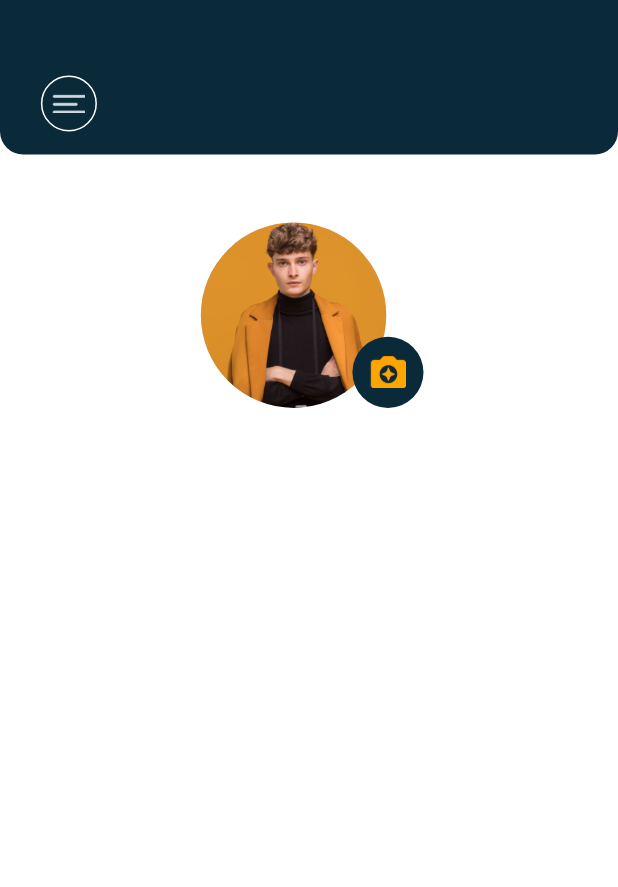
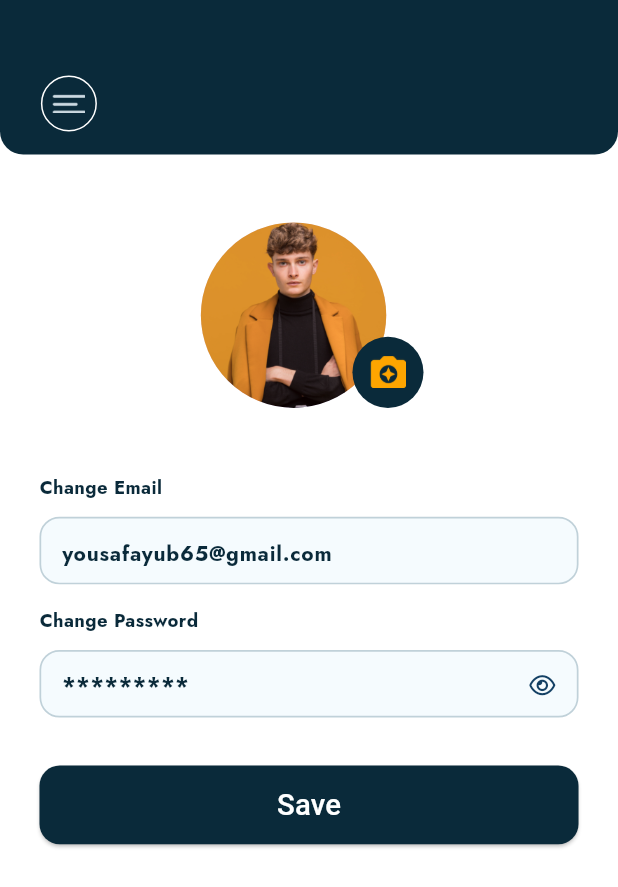
Before and after one commit to Shees-Ali1/Quandry, a Flutter app: the ProfileScreenMain screen opened directly, on a phone screen of 412 x 824 dp. Shown: the top 887 px of the screen. Run offline on Flutter 3.47's test engine with Material 3 defaults, Android fonts, the phone set to English and light mode, and no system bars; our stand-ins replace animated_notch_bottom_bar, flutter_screenutil, font_awesome_flutter, get, google_fonts, image_picker and 2 more.

Commit message:
calendar Screen and app bars 30-oct,

```diff
--- a/lib/const/colors.dart
+++ b/lib/const/colors.dart
@@ -2,16 +2,9 @@ import 'package:flutter/material.dart';
 class AppColors {
   static const redColor = Color.fromRGBO(217, 66, 71, 1);
   static const blueColor = Color.fromRGBO(10, 42, 58, 1);
+  static const bluegrey = Color.fromRGBO(10, 42, 58, 0.2);
   static const backgroundColor = Color.fromRGBO(255, 255, 255, 1);
   static const greenbutton = Color.fromRGBO(116, 178, 177, 1);
-
-
-
-
-
-
-
-
   static const primaryColor = Color(0xff134064);
   static const secondaryColor = Color(0xffC0D0DD);
   static const appBarColor = Color.fromRGBO(192, 208, 221, 1);
@@ -33,26 +26,10 @@ class AppColors {
   static const shadowColor = Color(0xff9EC6B9);
   static const textColor = Color(0xff494949);
   static const mainTextColor = Color(0xff134064);
-  // const lightColor = Color(0xff919191);
-  // const greenColor = Color(0xff57C4B7);
-  // const lightWhiteColor = Color(0xffFEFEFE);
-  // const lightBlackColor = Color(0xff545454);
-  // const blackColor = Color(0xff000000);
-  // const headingBlackColor = Color(0xff454545);
-  // const titleColor = Color(0xff1E1E1E);
-  // const lightPrimaryColor = Color(0xff447867);
-  // const darkColor = Color(0xff191919);
-  // const lightDarkColor = Color(0xff78838D);
-  // const redColor = Color(0xffB83232);
-  // const blackTitleColor = Color(0xff263238);
-  // const lightTitleColor = Color(0xff898989);
+
   static const greyColor = Color(0xff9CA3AF);
-  // final bCgolor = Colors.grey.shade100;
+
   static final transparentColor = Colors.transparent;
-  // final tapColor =  Color.fromRGBO(20, 55, 82 ,1);
-  // final drawerBg = Color(0xff153C5A);
-  // final container = Color.fromRGBO(18, 26, 26, 0.25);
-  // final Darkcontainer = Color.fromRGBO(0, 28, 49, 1);
 
 
 
--- a/lib/profile_screen/profile_screen_main.dart
+++ b/lib/profile_screen/profile_screen_main.dart
@@ -5,10 +5,12 @@ import 'package:image_picker/image_picker.dart'; // Import the image_picker pack
 import 'package:quandry/const/colors.dart';
 import 'package:quandry/const/images.dart';
 import 'package:quandry/const/textstyle.dart';
-
+import 'package:font_awesome_flutter/font_awesome_flutter.dart';
+import 'package:quandry/setting_screen/settings_screen.dart';
 import 'dart:io';
-
 import 'package:quandry/widgets/appbar_small.dart';
+import 'package:quandry/widgets/custom_button.dart';
+import 'package:quandry/widgets/custom_textfield.dart';
 
 class ProfileScreenMain extends StatefulWidget {
   const ProfileScreenMain({super.key});
@@ -95,17 +97,16 @@ class _ProfileScreenMainState extends State<ProfileScreenMain> {
       },
       child: Scaffold(
         appBar: AppbarSmall(
-//         // title: "My Custom Title", // Change title as needed
+        // title: "Settings", // Change title as needed
           iconImage: AppImages.drawer_icon, // Change icon as needed
           onIconTap: () {
-// Define the action when the icon is tapped
           },
         ),
         backgroundColor: AppColors.backgroundColor,
         body: SingleChildScrollView(
           child: Padding(
             padding: EdgeInsets.symmetric(horizontal: 23.w),
-            child: Column(
+            child: Column(crossAxisAlignment: CrossAxisAlignment.start,
               children: [
                 SizedBox(height: 44.h),
 
@@ -155,7 +156,38 @@ class _ProfileScreenMainState extends State<ProfileScreenMain> {
                     ),
                   ),
                 ),
-                SizedBox(height: 56.h),
+                SizedBox(height: 43.h),
+                Text("Change Email", style: jost700(12.sp, AppColors.blueColor),),
+                SizedBox(height: 10.h),
+                Container(
+                  width: double.infinity,
+                  child: CustomTextField1(
+                      hintText: 'yousafayub65@gmail.com',
+                      prefixIcon: null,
+                    borderColor: AppColors.textfieldBorder,
+                    borderWidth: 1.w,
+                  ),
+                ),
+                SizedBox(height: 15.h),
+                Text("Change Password", style: jost700(12.sp, AppColors.blueColor),),
+                SizedBox(height: 10.h),
+                Container(
+                  width: double.infinity,
+                  child: CustomTextField1(
+                    borderColor: AppColors.textfieldBorder,borderWidth: 1.w,
+                    hintText: '*********',
+                    obscureText: true,
+                    obscuringCharacter: '*',
+                    suffixIcon: Icons.visibility,
+                    hintTextSize: 14.65.sp, prefixIcon: null,
+                  ),
+                ),
+                SizedBox(height: 31.h),
+
+                CustomButton(text: "Save", color: AppColors.blueColor, onPressed: (){
+                  Get.to(SettingsScreen());
+                }),
+
               ],
             ),
           ),
--- a/lib/widgets/custom_textfield.dart
+++ b/lib/widgets/custom_textfield.dart
@@ -59,13 +59,13 @@ class _CustomTextFieldState extends State<CustomTextField1> {
       child: TextField(
         obscureText: _obscureText,
         obscuringCharacter: _obscuringCharacter ?? '*',
-        style: TextStyle(color: Color.fromRGBO(19, 64, 100, 1), fontSize: 14.sp),
+        style: TextStyle(color: Color.fromRGBO(19, 64, 100, 1), fontSize: 12.sp),
         decoration: InputDecoration(
           filled: false,
           hintText: widget.hintText,
           hintStyle: TextStyle(
             color: AppColors.blueColor,
-            fontWeight: FontWeight.w400,
+            fontWeight: FontWeight.w700,
             fontSize: widget.hintTextSize,
             fontFamily: 'jost',
           ),
```
Also changed, not shown: lib/setting_screen/change_password/change_password.dart (added, +98 -0 lines), lib/setting_screen/settings_screen.dart (added, +180 -0 lines), pubspec.lock.
